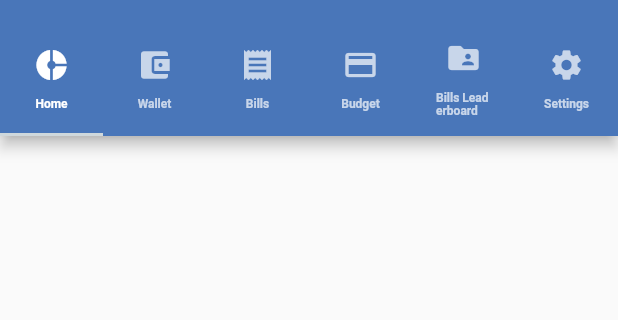
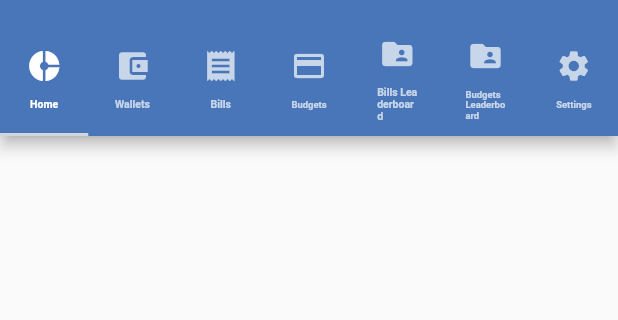
Before and after one commit to shafoo98/HishabRakho, a Flutter app: the screen it shows once a user with an empty profile is signed in, on a phone screen of 412 x 824 dp, the part 59-379 px from its top. Run offline on Flutter 3.47's test engine with Material 2 defaults, Android fonts, the phone set to English and light mode, and no system bars; our stand-ins replace cloud_firestore, firebase_auth, firebase_core, flutter_slidable, lottie, percent_indicator; accounts and stored records are empty; project files that could hold a hidden picture were left out.

Commit message:
Added the shared budget to tabs

```diff
--- a/lib/add_forms/add_expense_form.dart
+++ b/lib/add_forms/add_expense_form.dart
@@ -19,6 +19,7 @@ class _AddBillFormState extends State<AddBillForm> {
   int _billValue;
   DateTime _dateAdded = DateTime.now();
   bool _isShared = false;
+  bool billValueSubmitted = true;
   String error = '';
   String createCryptoRandomString(int len) {
     final Random _random = Random.secure();
@@ -101,6 +102,7 @@ class _AddBillFormState extends State<AddBillForm> {
             height: size.height * 0.005,
           ),
           TextFormField(
+            onEditingComplete: () => billValueSubmitted = true,
             maxLines: 1,
             keyboardType: TextInputType.number,
             decoration: InputDecoration(
--- a/lib/screens/home_screens/home.dart
+++ b/lib/screens/home_screens/home.dart
@@ -5,6 +5,7 @@ import 'package:hishab_rakho/screens/main_screens/budget_screen.dart';
 import 'package:hishab_rakho/screens/main_screens/settings_screen.dart';
 import 'package:hishab_rakho/screens/main_screens/overview.dart';
 import 'package:hishab_rakho/screens/main_screens/shared_bills_screen.dart';
+import 'package:hishab_rakho/screens/main_screens/shared_budget_screen.dart';
 import 'package:hishab_rakho/screens/main_screens/wallets_screen.dart';
 import 'package:provider/provider.dart';
 
@@ -13,7 +14,7 @@ class Home extends StatelessWidget {
   Widget build(BuildContext context) {
     final user = Provider.of<MyUser>(context);
     return DefaultTabController(
-      length: 6,
+      length: 7,
       child: Scaffold(
         appBar: AppBar(
           backgroundColor: Color.fromRGBO(73, 118, 185, 1.0),
@@ -24,35 +25,42 @@ class Home extends StatelessWidget {
               Tab(
                 child: Text(
                   "Home",
-                  style: TextStyle(fontSize: 8.0, fontWeight: FontWeight.bold),
+                  style: TextStyle(fontSize: 7.0, fontWeight: FontWeight.bold),
                 ),
                 icon: Icon(Icons.donut_small),
               ), //overview
               Tab(
                 child: Text(
-                  "Wallet",
-                  style: TextStyle(fontSize: 8.0, fontWeight: FontWeight.bold),
+                  "Wallets",
+                  style: TextStyle(fontSize: 7.0, fontWeight: FontWeight.bold),
                 ),
                 icon: Icon(Icons.account_balance_wallet),
               ), //wallet
               Tab(
                 child: Text(
                   "Bills",
-                  style: TextStyle(fontSize: 8.0, fontWeight: FontWeight.bold),
+                  style: TextStyle(fontSize: 7.0, fontWeight: FontWeight.bold),
                 ),
                 icon: Icon(Icons.receipt),
               ), //bills
               Tab(
                 child: Text(
-                  "Budget",
-                  style: TextStyle(fontSize: 8.0, fontWeight: FontWeight.bold),
+                  "Budgets",
+                  style: TextStyle(fontSize: 6.3, fontWeight: FontWeight.bold),
                 ),
                 icon: Icon(Icons.payment),
               ),
               Tab(
                 child: Text(
                   "Bills Leaderboard",
-                  style: TextStyle(fontSize: 8.0, fontWeight: FontWeight.bold),
+                  style: TextStyle(fontSize: 7.0, fontWeight: FontWeight.bold),
+                ),
+                icon: Icon(Icons.folder_shared),
+              ),
+              Tab(
+                child: Text(
+                  "Budgets Leaderboard",
+                  style: TextStyle(fontSize: 6.3, fontWeight: FontWeight.bold),
                 ),
                 icon: Icon(Icons.folder_shared),
               ),
@@ -60,7 +68,7 @@ class Home extends StatelessWidget {
               Tab(
                 child: Text(
                   "Settings",
-                  style: TextStyle(fontSize: 8.0, fontWeight: FontWeight.bold),
+                  style: TextStyle(fontSize: 6.3, fontWeight: FontWeight.bold),
                 ),
                 icon: Icon(Icons.settings),
               ), //settings
@@ -74,6 +82,7 @@ class Home extends StatelessWidget {
             BillPage(uid: user.uid),
             BudgetPage(uid: user.uid),
             SharedBillPage(uid: user.uid),
+            SharedBudgetPage(uid: user.uid),
             Settings(),
           ],
         ),
```
Also changed, not shown: lib/screens/main_screens/payable_wallets_screen.dart (+3 -24 lines).
